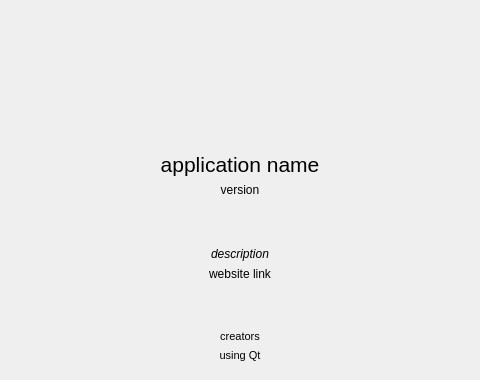
The window that aboutdialog/aboutdialog.ui (Martchus/qtutilities) describes before a commit, drawn with Qt 5.
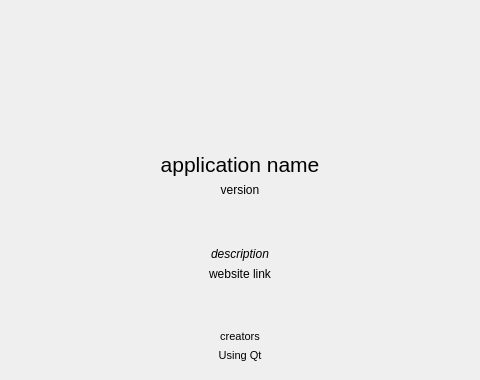
The same window after the commit.

What changed in the file:
```diff
--- a/aboutdialog/aboutdialog.ui
+++ b/aboutdialog/aboutdialog.ui
@@ -250,7 +250,7 @@
             <string notr="true">font-size: 8pt;</string>
            </property>
            <property name="text">
-            <string>using Qt</string>
+            <string>Using Qt</string>
            </property>
            <property name="alignment">
             <set>Qt::AlignCenter</set>
```
